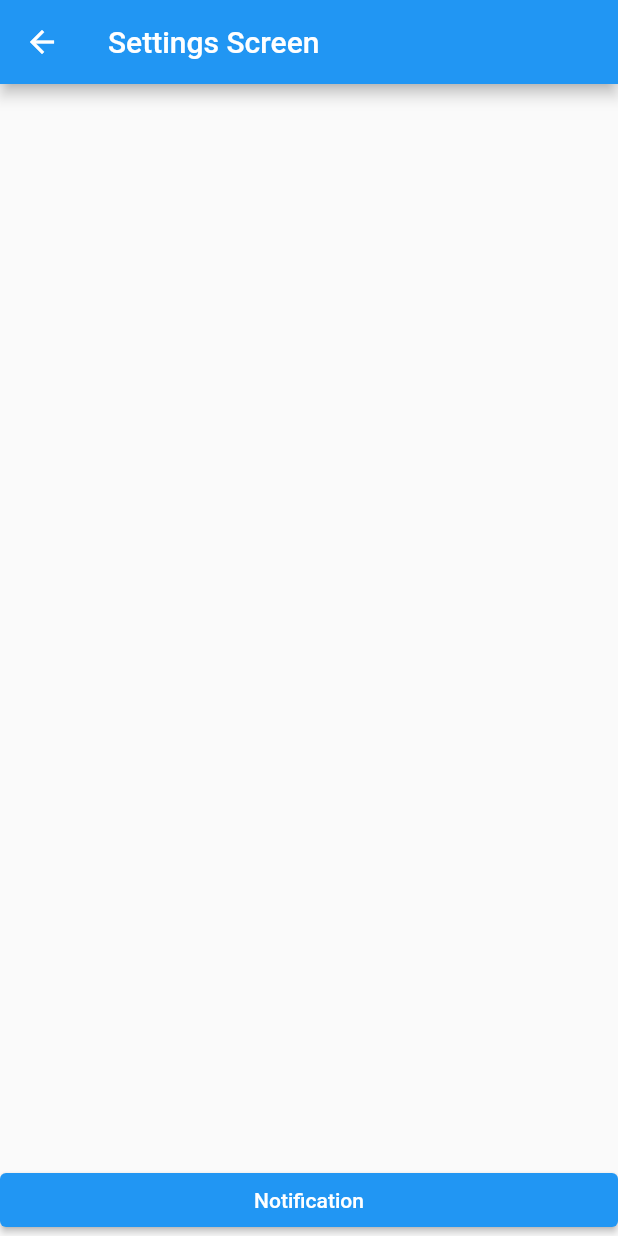
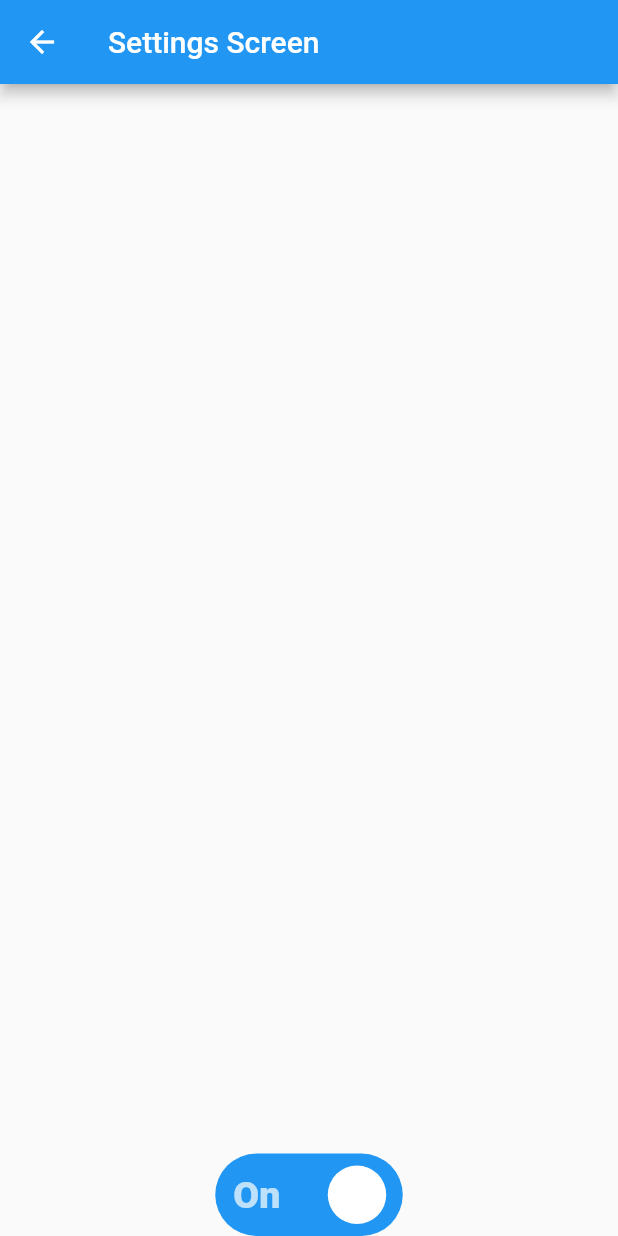
Before and after one commit to Night-Fury2-0/tank_full_app, a Flutter app: the SettingsScreen screen opened directly, on a phone screen of 412 x 824 dp. Run offline on Flutter 3.47's test engine with Material 2 defaults, Android fonts, the phone set to English and light mode, and no system bars; drawn by our look-alikes of flutter_switch; our stand-ins replace liquid_progress_indicator, native_notify, pdf, printing; missing offline and left inert: a package.

Commit message:
Included toggle switch for setting to turn Notifications on and off

```diff
--- a/lib/settings_screen.dart
+++ b/lib/settings_screen.dart
@@ -1,12 +1,17 @@
 import 'package:flutter/material.dart';
 import 'NavBar.dart';
 import 'globals.dart' as globals;
-
+import 'package:flutter_switch/flutter_switch.dart';
 import 'help_screen.dart';
 
-class SettingsScreen extends StatelessWidget {
+class SettingsScreen extends StatefulWidget {
   const SettingsScreen({super.key});
 
+  @override
+  State<SettingsScreen> createState() => _SettingsScreenState();
+}
+
+class _SettingsScreenState extends State<SettingsScreen> {
   @override
   Widget build(BuildContext context) {
     return Scaffold(
@@ -19,17 +24,24 @@ class SettingsScreen extends StatelessWidget {
         crossAxisAlignment: CrossAxisAlignment.stretch,
         children: [
 
-            ElevatedButton(
-              onPressed: () {
-                globals.NotificationState = false;
-              },
-
-              child: Text('Notification'),
-            ),
-            //
+          FlutterSwitch(
+            width: 125.0,
+            height: 55.0,
+            valueFontSize: 25.0,
+            toggleSize: 45.0,
+            value: globals.NotificationState,
+            borderRadius: 30.0,
+            padding: 8.0,
+            showOnOff: true,
+            onToggle: (val) {
+              setState(() {
+                globals.NotificationState = val;
+              });
+            },
+          ),
 
 
-        ],
+],
       ),
     );
   }
--- a/pubspec.yaml
+++ b/pubspec.yaml
@@ -33,8 +33,7 @@ environment:
 # the latest version available on pub.dev. To see which dependencies have newer
 # versions available, run `flutter pub outdated`.
 dependencies:
-
-
+  flutter_switch: ^0.3.2
   firebase_messaging: ^11.2.6
   firebase_core_platform_interface: 4.5.1
   native_notify: ^0.0.16
```
Also changed, not shown: pubspec.lock.
